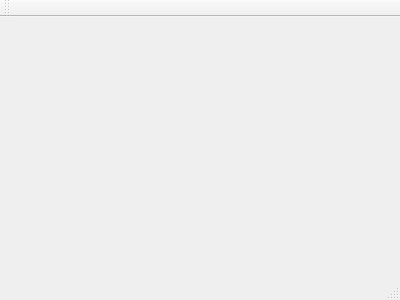
This is MainWindow.ui in dipili/image-recogniser as Qt 5 draws it before an edit. The edited form follows.
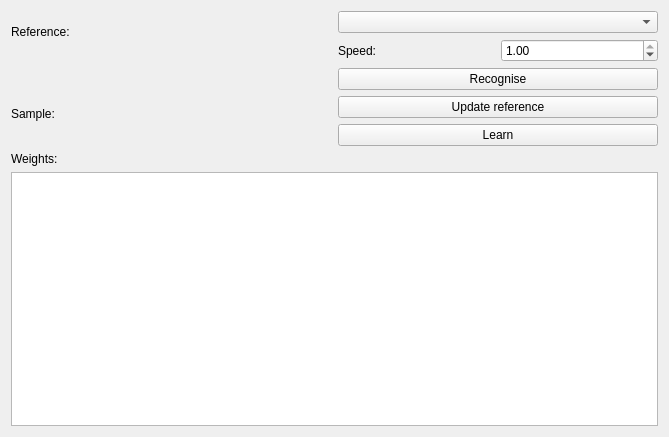
This is the edited form. Custom widgets are drawn as their Qt base class.

```diff
--- a/MainWindow.ui
+++ b/MainWindow.ui
@@ -1,24 +1,140 @@
 <ui version="4.0">
  <class>MainWindow</class>
- <widget class="QMainWindow" name="MainWindow" >
-  <property name="geometry" >
+ <widget class="QMainWindow" name="MainWindow">
+  <property name="geometry">
    <rect>
     <x>0</x>
     <y>0</y>
-    <width>400</width>
-    <height>300</height>
+    <width>669</width>
+    <height>437</height>
    </rect>
   </property>
   <property name="windowTitle" >
    <string>MainWindow</string>
   </property>
-  <widget class="QMenuBar" name="menuBar" />
-  <widget class="QToolBar" name="mainToolBar" />
-  <widget class="QWidget" name="centralWidget" />
-  <widget class="QStatusBar" name="statusBar" />
+  <widget class="QWidget" name="centralWidget">
+   <layout class="QVBoxLayout" name="verticalLayout_4">
+    <item>
+     <layout class="QHBoxLayout" name="horizontalLayout">
+      <item>
+       <layout class="QVBoxLayout" name="verticalLayout">
+        <item>
+         <layout class="QVBoxLayout" name="verticalLayout_5">
+          <item>
+           <widget class="QLabel" name="label_4">
+            <property name="text">
+             <string>Reference:</string>
+            </property>
+           </widget>
+          </item>
+          <item>
+           <widget class="irec::BitmapForm" name="protoBmpForm" native="true"/>
+          </item>
+          <item>
+           <layout class="QVBoxLayout" name="verticalLayout_6">
+            <item>
+             <widget class="QLabel" name="label_3">
+              <property name="text">
+               <string>Sample:</string>
+              </property>
+             </widget>
+            </item>
+            <item>
+             <widget class="irec::BitmapForm" name="sampleBmpForm" native="true"/>
+            </item>
+           </layout>
+          </item>
+         </layout>
+        </item>
+       </layout>
+      </item>
+      <item>
+       <layout class="QVBoxLayout" name="verticalLayout_2">
+        <item>
+         <widget class="QComboBox" name="symbolComboBox"/>
+        </item>
+        <item>
+         <layout class="QHBoxLayout" name="horizontalLayout_2">
+          <item>
+           <widget class="QLabel" name="label_2">
+            <property name="text">
+             <string>Speed:</string>
+            </property>
+           </widget>
+          </item>
+          <item>
+           <widget class="QDoubleSpinBox" name="speedSpinBox">
+            <property name="maximum">
+             <double>1.000000000000000</double>
+            </property>
+            <property name="singleStep">
+             <double>0.010000000000000</double>
+            </property>
+            <property name="value">
+             <double>1.000000000000000</double>
+            </property>
+           </widget>
+          </item>
+         </layout>
+        </item>
+        <item>
+         <widget class="QPushButton" name="recognisePushButton">
+          <property name="text">
+           <string>Recognise</string>
+          </property>
+         </widget>
+        </item>
+        <item>
+         <widget class="QPushButton" name="updateRefPushButton">
+          <property name="text">
+           <string>Update reference</string>
+          </property>
+         </widget>
+        </item>
+        <item>
+         <widget class="QPushButton" name="learnPushButton">
+          <property name="text">
+           <string>Learn</string>
+          </property>
+         </widget>
+        </item>
+       </layout>
+      </item>
+     </layout>
+    </item>
+    <item>
+     <layout class="QVBoxLayout" name="verticalLayout_3">
+      <item>
+       <widget class="QLabel" name="label">
+        <property name="text">
+         <string>Weights:</string>
+        </property>
+       </widget>
+      </item>
+      <item>
+       <widget class="QTableView" name="tableView">
+        <attribute name="horizontalHeaderVisible">
+         <bool>false</bool>
+        </attribute>
+        <attribute name="verticalHeaderVisible">
+         <bool>false</bool>
+        </attribute>
+       </widget>
+      </item>
+     </layout>
+    </item>
+   </layout>
+  </widget>
  </widget>
- <layoutDefault spacing="6" margin="11" />
- <pixmapfunction></pixmapfunction>
+ <layoutdefault spacing="6" margin="11"/>
+ <customwidgets>
+  <customwidget>
+   <class>irec::BitmapForm</class>
+   <extends>QWidget</extends>
+   <header>BitmapForm.h</header>
+   <container>1</container>
+  </customwidget>
+ </customwidgets>
  <resources/>
  <connections/>
 </ui>
```
Left out of the diff: 5 changed lines with no effect on the pictures.
